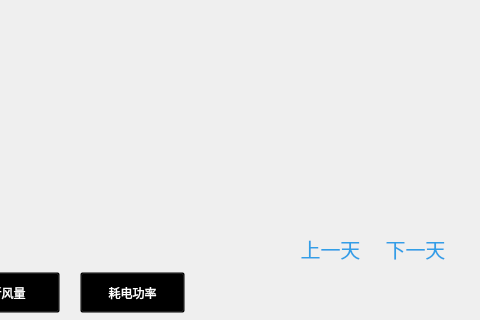
First picture: the form in Window/Form/curve.ui, repository caosq/ChickenFarm, before the edit; both pictures show x 440 to 920 and y 388 to 708 of the 920 by 708 pixel window.
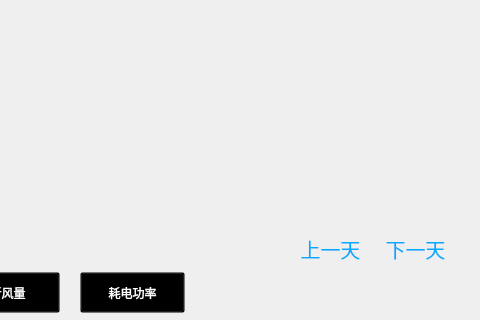
Second picture: the form after the edit. Icons and pictures are not drawn.

```diff
--- a/Window/Form/curve.ui
+++ b/Window/Form/curve.ui
@@ -71,9 +71,9 @@
       <colorrole role="ButtonText">
        <brush brushstyle="SolidPattern">
         <color alpha="255">
-         <red>50</red>
-         <green>159</green>
-         <blue>231</blue>
+         <red>0</red>
+         <green>170</green>
+         <blue>255</blue>
         </color>
        </brush>
       </colorrole>
@@ -95,15 +95,6 @@
         </color>
        </brush>
       </colorrole>
-      <colorrole role="PlaceholderText">
-       <brush brushstyle="SolidPattern">
-        <color alpha="128">
-         <red>252</red>
-         <green>175</green>
-         <blue>62</blue>
-        </color>
-       </brush>
-      </colorrole>
      </active>
      <inactive>
       <colorrole role="WindowText">
@@ -136,9 +127,9 @@
       <colorrole role="ButtonText">
        <brush brushstyle="SolidPattern">
         <color alpha="255">
-         <red>50</red>
-         <green>159</green>
-         <blue>231</blue>
+         <red>0</red>
+         <green>170</green>
+         <blue>255</blue>
         </color>
        </brush>
       </colorrole>
@@ -160,15 +151,6 @@
         </color>
        </brush>
       </colorrole>
-      <colorrole role="PlaceholderText">
-       <brush brushstyle="SolidPattern">
-        <color alpha="128">
-         <red>252</red>
-         <green>175</green>
-         <blue>62</blue>
-        </color>
-       </brush>
-      </colorrole>
      </inactive>
      <disabled>
       <colorrole role="WindowText">
@@ -225,15 +207,6 @@
         </color>
        </brush>
       </colorrole>
-      <colorrole role="PlaceholderText">
-       <brush brushstyle="SolidPattern">
-        <color alpha="128">
-         <red>0</red>
-         <green>0</green>
-         <blue>0</blue>
-        </color>
-       </brush>
-      </colorrole>
      </disabled>
     </palette>
    </property>
@@ -244,7 +217,8 @@
    </property>
    <property name="styleSheet">
     <string notr="true">border-style:none;
-background:transparent;</string>
+background:transparent;
+outline: none;</string>
    </property>
    <property name="text">
     <string>上一天</string>
@@ -292,9 +266,9 @@
       <colorrole role="ButtonText">
        <brush brushstyle="SolidPattern">
         <color alpha="255">
-         <red>50</red>
-         <green>159</green>
-         <blue>231</blue>
+         <red>0</red>
+         <green>170</green>
+         <blue>255</blue>
         </color>
        </brush>
       </colorrole>
@@ -316,15 +290,6 @@
         </color>
        </brush>
       </colorrole>
-      <colorrole role="PlaceholderText">
-       <brush brushstyle="SolidPattern">
-        <color alpha="128">
-         <red>252</red>
-         <green>175</green>
-         <blue>62</blue>
-        </color>
-       </brush>
-      </colorrole>
      </active>
      <inactive>
       <colorrole role="WindowText">
@@ -357,9 +322,9 @@
       <colorrole role="ButtonText">
        <brush brushstyle="SolidPattern">
         <color alpha="255">
-         <red>50</red>
-         <green>159</green>
-         <blue>231</blue>
+         <red>0</red>
+         <green>170</green>
+         <blue>255</blue>
         </color>
        </brush>
       </colorrole>
@@ -381,15 +346,6 @@
         </color>
        </brush>
       </colorrole>
-      <colorrole role="PlaceholderText">
-       <brush brushstyle="SolidPattern">
-        <color alpha="128">
-         <red>252</red>
-         <green>175</green>
-         <blue>62</blue>
-        </color>
-       </brush>
-      </colorrole>
      </inactive>
      <disabled>
       <colorrole role="WindowText">
@@ -446,15 +402,6 @@
         </color>
        </brush>
       </colorrole>
-      <colorrole role="PlaceholderText">
-       <brush brushstyle="SolidPattern">
-        <color alpha="128">
-         <red>0</red>
-         <green>0</green>
-         <blue>0</blue>
-        </color>
-       </brush>
-      </colorrole>
      </disabled>
     </palette>
    </property>
@@ -465,7 +412,8 @@
    </property>
    <property name="styleSheet">
     <string notr="true">border-style:none;
-background:transparent;</string>
+background:transparent;
+outline: none;</string>
    </property>
    <property name="text">
     <string>下一天</string>
```
Left out of the diff: 15 changed lines with no effect on the pictures.
